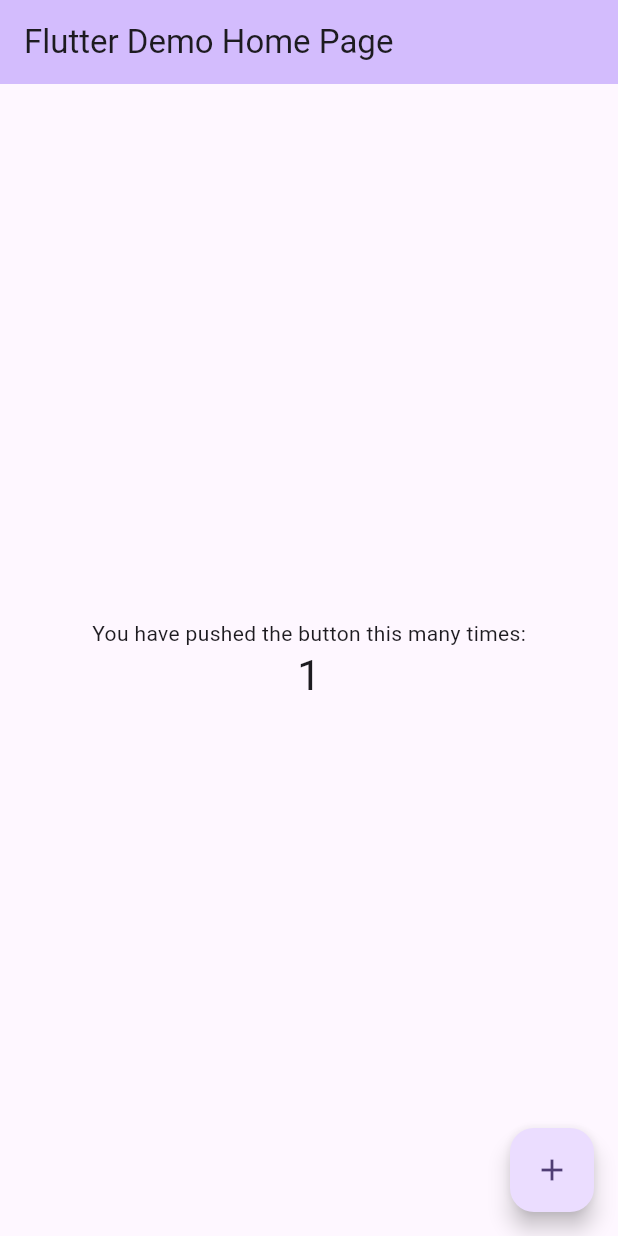
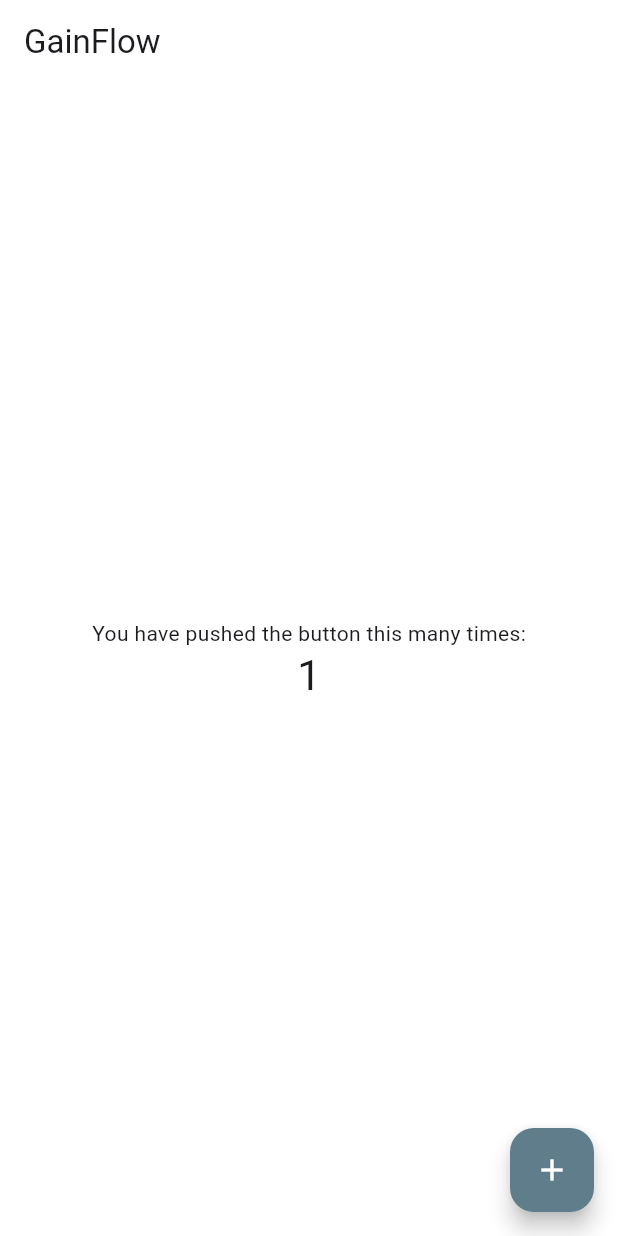
Before and after one commit to Stefano-Bozzi/GymTracker-App, a Flutter app: the screen it shows after launch, after a tap on the "add" icon, on a phone screen of 412 x 824 dp. Run offline on Flutter 3.47's test engine with Material 3 defaults, Android fonts, the phone set to English and light mode, and no system bars.

Commit message:
feat: add custom colors and automatic theme selection

```diff
--- a/lib/main.dart
+++ b/lib/main.dart
@@ -1,36 +1,57 @@
-import 'package:flutter/material.dart';
+import 'package:flutter/material.dart'; // Import Flutter Material library for UI widgets and themes
+
+// Define Colors for Light and Dark mode
+final lightScheme = ColorScheme(
+  brightness: Brightness.light,
+  primary: Color(0xFF607D8B),   // Define primary color
+  onPrimary: Colors.white,      // Define color for text/icons on primary color
+  secondary: Color(0xFF546E7A),
+  onSecondary: Colors.white,
+  error: Color(0xFFB00020),
+  onError: Colors.white,
+  surface: Colors.white,        // Define surface color (e.g., card backgrounds)
+  onSurface: Color(0xFF1C1B1F), // Define color for text/icons on surface color
+);
+
+final darkScheme = ColorScheme(
+  brightness: Brightness.dark,
+  primary: Color(0xFF607D8B),
+  onPrimary: Colors.black,
+  secondary: Color(0xFF546E7A),
+  onSecondary: Colors.black,
+  error: Color(0xFFCF6679),
+  onError: Colors.black,
+  surface: Color(0xFF121212),
+  onSurface: Colors.white,
+);
+
+//----------------------------------------------------------------
+// RUN THE APP
+//----------------------------------------------------------------
 
 void main() {
-  runApp(const MyApp());
+  runApp(const MyApp()); // Launch the application
 }
 
+//----------------------------------------------------------------
+// APP BODY
+//----------------------------------------------------------------
+// MyApp is a StatelessWidget that doesn't hold any mutable state
 class MyApp extends StatelessWidget {
-  const MyApp({super.key});
+  const MyApp({super.key}); // Constructor to initialize MyApp
 
-  // This widget is the root of your application.
   @override
-  Widget build(BuildContext context) {
+  Widget build(BuildContext context) { // here things when changed can be hot reloaded
+    // Build method returns the widget's user interface
     return MaterialApp(
-      title: 'Flutter Demo',
-      theme: ThemeData(
-        // This is the theme of your application.
-        //
-        // TRY THIS: Try running your application with "flutter run". You'll see
-        // the application has a purple toolbar. Then, without quitting the app,
-        // try changing the seedColor in the colorScheme below to Colors.green
-        // and then invoke "hot reload" (save your changes or press the "hot
-        // reload" button in a Flutter-supported IDE, or press "r" if you used
-        // the command line to start the app).
-        //
-        // Notice that the counter didn't reset back to zero; the application
-        // state is not lost during the reload. To reset the state, use hot
-        // restart instead.
-        //
-        // This works for code too, not just values: Most code changes can be
-        // tested with just a hot reload.
-        colorScheme: .fromSeed(seedColor: Colors.deepPurple),
-      ),
-      home: const MyHomePage(title: 'Flutter Demo Home Page'),
+      debugShowCheckedModeBanner: true,              // Show a Debug banner on top-right corner during development
+      title: 'GainFlow',
+      theme: ThemeData(colorScheme: lightScheme),
+      darkTheme: ThemeData(colorScheme: darkScheme),
+      themeMode: ThemeMode.system,                    // Change theme along with system
+      home: const MyHomePage(                         // Scaffold=MyHomePage
+        title: 'GainFlow',
+        ),
     );
   }
 }
```
